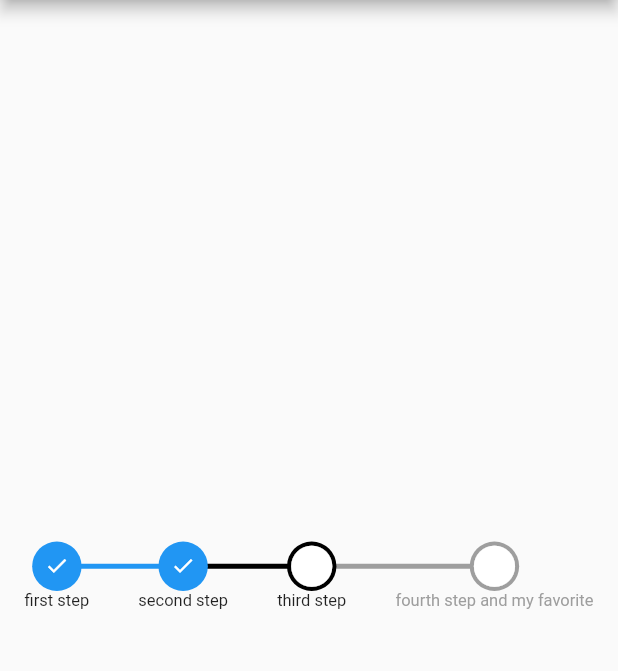
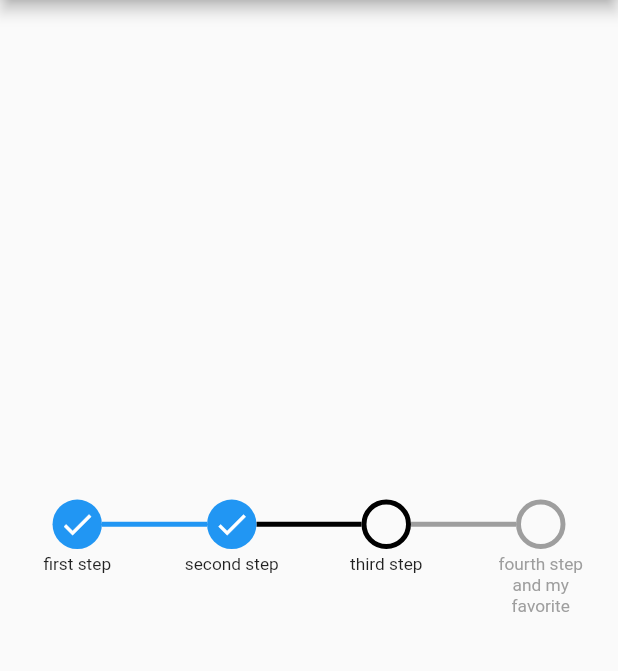
Before and after one commit to moneer-muntazah/magical_widgets, a Flutter app: the screen it shows after launch, on a phone screen of 412 x 824 dp, the part 84-755 px from its top. Run offline on Flutter 3.47's test engine with Material 2 defaults, Android fonts, the phone set to English and light mode, and no system bars.

Commit message:
Better line alignment with transparent nodes

```diff
--- a/example/lib/main.dart
+++ b/example/lib/main.dart
@@ -1,7 +1,9 @@
 import 'package:flutter/material.dart';
+//import 'package:flutter/rendering.dart';
 import 'package:magical_widgets/magical_widgets.dart';
 
 void main() {
+  // debugRepaintRainbowEnabled = true;
   runApp(MyApp());
 }
 
@@ -55,8 +57,9 @@ class MyApp extends StatelessWidget {
         //   ),
         // ),
         body: Center(
+          child: Directionality(
+            textDirection: TextDirection.ltr,
             child: SimpleStepper(
-            mainAxisAlignment: MainAxisAlignment.spaceAround,
               doneColor: Colors.blue,
               activeColor: Colors.black,
               staleColor: Colors.grey,
@@ -90,6 +93,7 @@ class MyApp extends StatelessWidget {
             ),
           ),
         ),
+      ),
     );
   }
 }
--- a/lib/simple_stepper.dart
+++ b/lib/simple_stepper.dart
@@ -1,6 +1,7 @@
 import 'package:flutter/foundation.dart';
 import 'package:flutter/rendering.dart';
-import 'package:flutter/material.dart';
+import 'package:flutter/widgets.dart';
+import 'package:flutter/material.dart' show Theme, Colors, Icons;
 
 enum SimpleStepStatus { done, active, stale, canceled }
 
@@ -37,7 +38,7 @@ class SimpleStep extends ParentDataWidget<_SimpleStepperParentData> {
   @override
   void debugFillProperties(DiagnosticPropertiesBuilder properties) {
     super.debugFillProperties(properties);
-    properties.add(EnumProperty('status', status));
+    properties.add(EnumProperty<SimpleStepStatus>('status', status));
   }
 }
 
@@ -53,55 +54,69 @@ class _Step extends StatelessWidget {
 
   @override
   Widget build(BuildContext context) {
-    final diameter = _radius(context) * 2;
+    final radius = _radius(context);
+    final hollow =
+        status == SimpleStepStatus.active || status == SimpleStepStatus.stale;
     return Column(
       mainAxisSize: MainAxisSize.min,
       children: <Widget>[
         Container(
-          height: diameter,
-          width: diameter,
+          height: radius * 2,
+          width: radius * 2,
           decoration: BoxDecoration(
             shape: BoxShape.circle,
             // TODO: Change hard coded color.
-            color: _determineColor(context, status),
+            color: hollow ? null : _determineColor(context, status),
+            border: hollow
+                ? Border.all(
+                    color: _determineColor(context, status), width: radius / 5)
+                : null,
           ),
-          child: _determineChild(diameter, status),
+          child: _determineChild(radius, status),
         ),
-        Text(
-          label,
-          style: TextStyle(
-              color: status == SimpleStepStatus.stale
-                  ? SimpleStepper.of(context)?.staleColor
-                  : null,
-              fontSize: diameter / 3),
+        const SizedBox(height: 3),
+        Container(
+          height: radius * 4,
+          width: radius * 4,
+          child: Text(
+            label,
+            textAlign: TextAlign.center,
+            maxLines: 3,
+            overflow: TextOverflow.ellipsis,
+            style: TextStyle(
+                color: status == SimpleStepStatus.stale
+                    ? SimpleStepper.of(context)?.staleColor
+                    : null,
+                fontSize: radius * 0.7),
+          ),
         )
       ],
     );
   }
 
-  static Color? _determineColor(BuildContext context, SimpleStepStatus status) {
+  static Color _determineColor(BuildContext context, SimpleStepStatus status) {
     switch (status) {
       case SimpleStepStatus.done:
-        return SimpleStepper.of(context)?.doneColor;
+        return SimpleStepper.of(context)!.doneColor;
       case SimpleStepStatus.active:
-        return SimpleStepper.of(context)?.activeColor;
+        return SimpleStepper.of(context)!.activeColor;
       case SimpleStepStatus.stale:
-        return SimpleStepper.of(context)?.staleColor;
+        return SimpleStepper.of(context)!.staleColor;
       case SimpleStepStatus.canceled:
-        return SimpleStepper.of(context)?.canceledColor;
+        return SimpleStepper.of(context)!.canceledColor;
     }
   }
 
-  static Widget? _determineChild(double diameter, SimpleStepStatus status) {
+  static Widget? _determineChild(double radius, SimpleStepStatus status) {
     // TODO: Change hard coded color.
     switch (status) {
       case SimpleStepStatus.done:
-        return Icon(Icons.done, color: Colors.white, size: diameter / 2);
+        return Icon(Icons.done, color: Colors.white, size: radius * 1.5);
       case SimpleStepStatus.canceled:
-        return Icon(Icons.close, color: Colors.white, size: diameter / 2);
+        return Icon(Icons.close, color: Colors.white, size: radius * 1.5);
       case SimpleStepStatus.active:
       case SimpleStepStatus.stale:
-        return Icon(Icons.circle, color: Colors.white, size: diameter);
+        return null;
     }
   }
 }
@@ -130,6 +145,7 @@ class SimpleStepper extends Row {
   @override
   RenderFlex createRenderObject(BuildContext context) =>
       _RenderFlexSimpleStepper(
+          textDirection: Directionality.of(context),
           radius: _Step._radius(context),
           mainAxisAlignment: mainAxisAlignment,
           doneColor: doneColor ?? Theme.of(context).primaryColor,
@@ -141,6 +157,7 @@ class SimpleStepper extends Row {
   void updateRenderObject(BuildContext context,
           covariant _RenderFlexSimpleStepper renderObject) =>
       renderObject
+        ..textDirection = Directionality.of(context)
         ..radius = _Step._radius(context)
         ..mainAxisAlignment = mainAxisAlignment
         ..doneColor = doneColor ?? Theme.of(context).primaryColor
@@ -151,7 +168,8 @@ class SimpleStepper extends Row {
 
 class _RenderFlexSimpleStepper extends RenderFlex {
   _RenderFlexSimpleStepper(
-      {required double radius,
+      {required TextDirection textDirection,
+      required double radius,
       required Color doneColor,
       required Color activeColor,
       required Color staleColor,
@@ -163,8 +181,7 @@ class _RenderFlexSimpleStepper extends RenderFlex {
         _staleColor = staleColor,
         _canceledColor = canceledColor,
         super(
-            textDirection: TextDirection.ltr,
-            mainAxisAlignment: mainAxisAlignment);
+            textDirection: textDirection, mainAxisAlignment: mainAxisAlignment);
 
   double get radius => _radius;
   double _radius;
@@ -230,8 +247,17 @@ class _RenderFlexSimpleStepper extends RenderFlex {
             sibling.parentData as _SimpleStepperParentData;
         final siblingOffset = siblingParentData.offset + offset;
         final dy = offset.dy + radius;
-        final point1 = Offset(childOffset.dx + child.size.width / 2, dy);
-        final point2 = Offset(siblingOffset.dx + sibling.size.width / 2, dy);
+        double? dx1 = childOffset.dx + radius * 3;
+        double? dx2 = siblingOffset.dx + radius;
+        if (textDirection == TextDirection.ltr) {
+          dx1 = childOffset.dx + radius * 3;
+          dx2 = siblingOffset.dx + radius;
+        } else {
+          dx1 = childOffset.dx + radius;
+          dx2 = siblingOffset.dx + radius * 3;
+        }
+        final point1 = Offset(dx1, dy);
+        final point2 = Offset(dx2, dy);
         context.canvas.drawLine(
             point1, point2, _determinePaint(siblingParentData.status!));
       }
```
Lines whose indentation alone changed are shown as unchanged.
